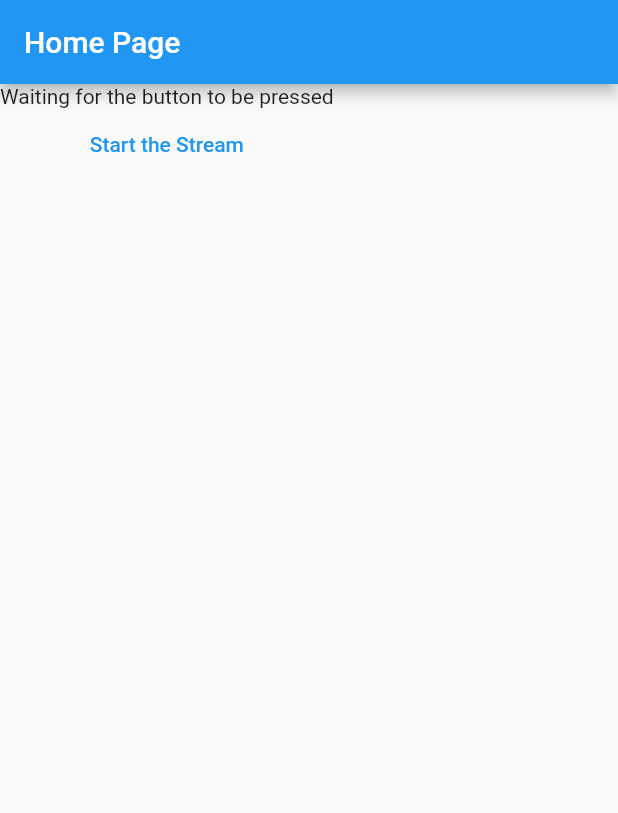
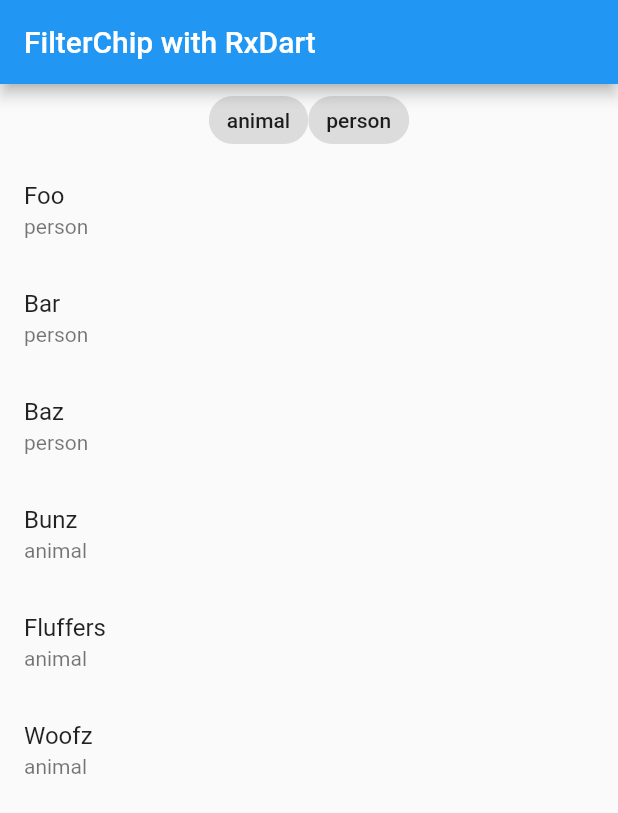
Before and after one commit to ruqaiyasattar/addcontactpp-rxdart, a Flutter app: the screen it shows after launch, on a phone screen of 412 x 824 dp. Shown: the top 813 px of the screen. Run offline on Flutter 3.47's test engine with Material 2 defaults, Android fonts, the phone set to English and light mode, and no system bars; our stand-ins replace rxdart.

Commit message:
filterclipDemo

```diff
--- a/lib/main.dart
+++ b/lib/main.dart
@@ -1,5 +1,60 @@
 import 'package:flutter/material.dart';
 import 'package:rxdart/rxdart.dart';
+
+enum TypeOfThings{ animal, person }
+
+@immutable
+class Thing {
+  final TypeOfThings type;
+  final String name;
+
+  const Thing({
+    required this.name,
+    required this.type,
+  });
+}
+
+@immutable
+class Bloc{
+  final Sink<TypeOfThings?> setTypeOfThing; //write only
+  final Stream<TypeOfThings?> currentTypeOfThing; //read only
+  final Stream<Iterable<Thing>> things;  //read-only
+
+  const Bloc._({
+    required this.setTypeOfThing,
+    required this.currentTypeOfThing,
+    required this.things,
+  });
+
+
+  void dispose() {
+    setTypeOfThing.close();
+  }
+
+  factory Bloc({
+    required Iterable<Thing> things,
+}){
+    final typeOfThingSubject = BehaviorSubject<TypeOfThings?>();
+
+    final filteredThings = typeOfThingSubject
+        .debounceTime(const Duration(milliseconds: 300))
+        .map<Iterable<Thing>>((typeOfThing) {
+          if (typeOfThing != null) {
+            return things.where((thing) => thing.type == typeOfThing);
+          }  else {
+            return things;
+          }
+    }).startWith(things);
+
+    return Bloc._(
+        setTypeOfThing: typeOfThingSubject.sink,
+        currentTypeOfThing: typeOfThingSubject.stream,
+        things: filteredThings,
+    );
+}
+}
+
+
 
 void main() {
   runApp(
@@ -13,6 +68,15 @@ void main() {
   );
 }
 
+const things = [
+  Thing(name: 'Foo',type: TypeOfThings.person),
+  Thing(name: 'Bar',type: TypeOfThings.person),
+  Thing(name: 'Baz',type: TypeOfThings.person),
+  Thing(name: 'Bunz',type: TypeOfThings.animal),
+  Thing(name: 'Fluffers',type: TypeOfThings.animal),
+  Thing(name: 'Woofz',type: TypeOfThings.animal),
+];
+
 class HomePage extends StatefulWidget {
   const HomePage({Key? key}) : super(key: key);
 
@@ -22,56 +86,62 @@ class HomePage extends StatefulWidget {
 
 class _HomePageState extends State<HomePage> {
   // This widget is the root of your application.
-
-  late final  BehaviorSubject<DateTime> subject;
-  late final  Stream<String> streamOfString;
-
+  late final Bloc bloc;
   @override
   void initState() {
     super.initState();
-    subject = BehaviorSubject<DateTime>();
-    streamOfString = subject.switchMap((dateTime) =>
-    Stream.periodic(
-      const Duration(seconds: 1),
-          (count) => 'Stream count = $count, dateTime = $dateTime',
-    ),
+    bloc = Bloc(
+      things:things,
     );
   }
 
   @override
   void dispose() {
-    subject.close();
+    bloc.dispose();
     super.dispose();
   }
-
   @override
   Widget build(BuildContext context) {
     return Scaffold(
      appBar: AppBar(
-       title: const Text("Home Page"),
+       title: const Text("FilterChip with RxDart"),
      ),
       body: Column(
         children: [
-          StreamBuilder<String>(
-              stream: streamOfString,
+          StreamBuilder<TypeOfThings?>(
+              stream: bloc.currentTypeOfThing,
               builder: (context, snapshot){
-                if(snapshot.hasData){
-                  final string = snapshot.requireData;
-                  return Text(string);
-                } else {
-                  return const Text('Waiting for the button to be pressed');
-                }
-
+                final selectedTypeOfthing = snapshot.data;
+                return Wrap(children: TypeOfThings.values.map((typeOfThings) {
+                  return FilterChip(
+                      selectedColor: Colors.blueAccent[100],
+                      label: Text(typeOfThings.name),
+                      onSelected: (selected){
+                        final type  = selected ? typeOfThings : null;
+                        bloc.setTypeOfThing.add(type);
+                      },
+                    selected: selectedTypeOfthing == typeOfThings,
+                  );
+                }).toList(),);
               },
           ),
-          TextButton(
-              onPressed: (){
-                subject.add(DateTime.now());
-              },
-              child:const Text('Start the Stream'),
+          Expanded(child: StreamBuilder<Iterable<Thing>>(
+            stream: bloc.things,
+            builder: (context, snapshot){
+              final things = snapshot.data ?? [];
+              return ListView.builder(
+                  itemCount: things.length,
+                  itemBuilder: (context , index){
+                    final thing = things.elementAt(index);
+                    return ListTile(
+                      title: Text(thing.name),
+                      subtitle: Text(thing.type.name),
+                    );
+              });
+            },
           ),
-
-        ],
+          ),
+        ]
       ),
     );
   }
```
Also changed, not shown: 1 other file.
